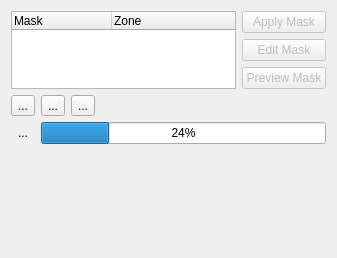
Before: the Qt Designer form src/ui/maskmanage_ui.ui in KDE/kdenlive, drawn with Qt 5.
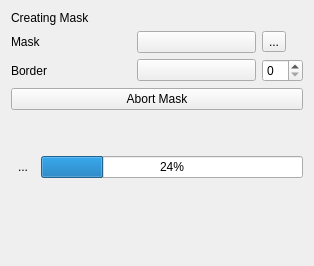
After: the same form once the commit is applied. The open tabs and pages were chosen to show the change. Icons and pictures are not drawn. Custom widgets are drawn as their Qt base class.

Commit message: Object masks: allow selecting mask color and adding a border

Patch:
```diff
--- a/src/ui/maskmanage_ui.ui
+++ b/src/ui/maskmanage_ui.ui
@@ -10,14 +10,33 @@
    <rect>
     <x>0</x>
     <y>0</y>
-    <width>337</width>
-    <height>258</height>
+    <width>314</width>
+    <height>266</height>
    </rect>
   </property>
   <property name="windowTitle">
    <string>Form</string>
   </property>
+  <layout class="QGridLayout" name="gridLayout_4">
+   <item row="0" column="0">
+    <widget class="QStackedWidget" name="maskTools">
+     <property name="currentIndex">
+      <number>0</number>
+     </property>
+     <widget class="QWidget" name="page">
   <layout class="QGridLayout" name="gridLayout_2">
+       <property name="leftMargin">
+        <number>0</number>
+       </property>
+       <property name="topMargin">
+        <number>0</number>
+       </property>
+       <property name="rightMargin">
+        <number>0</number>
+       </property>
+       <property name="bottomMargin">
+        <number>0</number>
+       </property>
    <item row="0" column="0" rowspan="3">
     <widget class="QTreeWidget" name="maskTree">
      <column>
@@ -32,6 +51,29 @@
      </column>
     </widget>
    </item>
+       <item row="0" column="1">
+        <widget class="QPushButton" name="buttonApply">
+         <property name="enabled">
+          <bool>false</bool>
+         </property>
+         <property name="text">
+          <string>Apply Mask</string>
+         </property>
+        </widget>
+       </item>
+       <item row="1" column="1">
+        <widget class="QPushButton" name="buttonEdit">
+         <property name="enabled">
+          <bool>false</bool>
+         </property>
+         <property name="text">
+          <string>Edit Mask</string>
+         </property>
+         <property name="checkable">
+          <bool>true</bool>
+         </property>
+        </widget>
+       </item>
    <item row="2" column="1">
     <widget class="QPushButton" name="buttonPreview">
      <property name="enabled">
@@ -101,7 +143,95 @@
      </item>
     </layout>
    </item>
-   <item row="4" column="0" colspan="2">
+      </layout>
+     </widget>
+     <widget class="QWidget" name="page_2">
+      <layout class="QGridLayout" name="gridLayout_3">
+       <property name="leftMargin">
+        <number>0</number>
+       </property>
+       <property name="topMargin">
+        <number>0</number>
+       </property>
+       <property name="rightMargin">
+        <number>0</number>
+       </property>
+       <property name="bottomMargin">
+        <number>0</number>
+       </property>
+       <item row="2" column="0">
+        <widget class="QLabel" name="label">
+         <property name="text">
+          <string>Border</string>
+         </property>
+        </widget>
+       </item>
+       <item row="3" column="0" colspan="3">
+        <widget class="QPushButton" name="buttonStop">
+         <property name="text">
+          <string>Abort Mask</string>
+         </property>
+        </widget>
+       </item>
+       <item row="1" column="0">
+        <widget class="QLabel" name="label_2">
+         <property name="text">
+          <string>Mask</string>
+         </property>
+        </widget>
+       </item>
+       <item row="2" column="2">
+        <widget class="QSpinBox" name="borderWidth"/>
+       </item>
+       <item row="1" column="2">
+        <widget class="QToolButton" name="resetMask">
+         <property name="text">
+          <string>...</string>
+         </property>
+         <property name="icon">
+          <iconset theme="edit-reset"/>
+         </property>
+        </widget>
+       </item>
+       <item row="0" column="0" colspan="3">
+        <widget class="QLabel" name="label_3">
+         <property name="text">
+          <string>Creating Mask</string>
+         </property>
+        </widget>
+       </item>
+       <item row="2" column="1">
+        <widget class="KColorButton" name="borderColor">
+         <property name="alphaChannelEnabled">
+          <bool>true</bool>
+         </property>
+        </widget>
+       </item>
+       <item row="1" column="1">
+        <widget class="KColorButton" name="maskColor">
+         <property name="alphaChannelEnabled">
+          <bool>true</bool>
+         </property>
+        </widget>
+       </item>
+       <item row="4" column="0">
+        <spacer name="verticalSpacer_2">
+         <property name="orientation">
+          <enum>Qt::Orientation::Vertical</enum>
+         </property>
+         <property name="sizeHint" stdset="0">
+          <size>
+           <width>20</width>
+           <height>40</height>
+          </size>
+         </property>
+        </spacer>
+       </item>
+      </layout>
+     </widget>
+    </widget>
+   </item>
+   <item row="1" column="0">
     <layout class="QHBoxLayout" name="horizontalLayout_2">
      <item>
       <widget class="QToolButton" name="buttonAbort">
@@ -125,14 +255,14 @@
      </item>
     </layout>
    </item>
-   <item row="5" column="0" colspan="2">
+   <item row="2" column="0">
     <widget class="KMessageWidget" name="samStatus">
      <property name="closeButtonVisible">
       <bool>false</bool>
      </property>
     </widget>
    </item>
-   <item row="6" column="0">
+   <item row="3" column="0">
     <spacer name="verticalSpacer">
      <property name="orientation">
       <enum>Qt::Orientation::Vertical</enum>
@@ -145,32 +275,14 @@
      </property>
     </spacer>
    </item>
-   <item row="0" column="1">
-    <widget class="QPushButton" name="buttonApply">
-     <property name="enabled">
-      <bool>false</bool>
-     </property>
-     <property name="text">
-      <string>Apply Mask</string>
-     </property>
-    </widget>
-   </item>
-   <item row="1" column="1">
-    <widget class="QPushButton" name="buttonEdit">
-     <property name="enabled">
-      <bool>false</bool>
-     </property>
-     <property name="text">
-      <string>Edit Mask</string>
-     </property>
-     <property name="checkable">
-      <bool>true</bool>
-     </property>
-    </widget>
-   </item>
   </layout>
  </widget>
  <customwidgets>
+  <customwidget>
+   <class>KColorButton</class>
+   <extends>QPushButton</extends>
+   <header>kcolorbutton.h</header>
+  </customwidget>
   <customwidget>
    <class>KMessageWidget</class>
    <extends>QFrame</extends>
```
Lines whose indentation alone changed are shown as unchanged. The commit also changes 12 other files.
